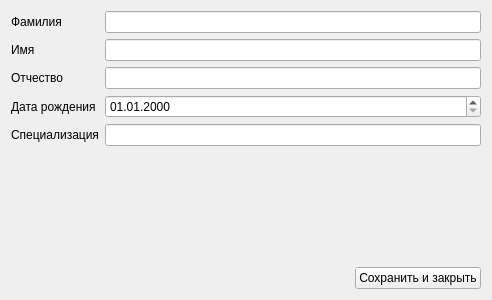
First picture: the form in src/departments/staffeditwidget.ui, repository megakoko/m-system, before the edit.
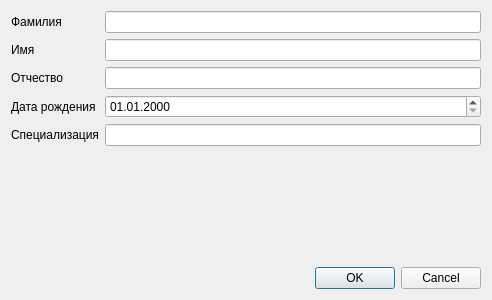
Second picture: the form after the edit.

Commit message: Преобразовал виджет редактирования сотрудника в диалоговое окно.

The edit to the form file:
```diff
--- a/src/departments/staffeditwidget.ui
+++ b/src/departments/staffeditwidget.ui
@@ -1,7 +1,7 @@
 <?xml version="1.0" encoding="UTF-8"?>
 <ui version="4.0">
  <class>StaffEditWidget</class>
- <widget class="QWidget" name="StaffEditWidget">
+ <widget class="QDialog" name="StaffEditWidget">
   <property name="geometry">
    <rect>
     <x>0</x>
@@ -86,28 +86,11 @@
     </spacer>
    </item>
    <item>
-    <layout class="QHBoxLayout" name="horizontalLayout">
-     <item>
-      <spacer name="horizontalSpacer">
-       <property name="orientation">
-        <enum>Qt::Horizontal</enum>
-       </property>
-       <property name="sizeHint" stdset="0">
-        <size>
-         <width>40</width>
-         <height>20</height>
-        </size>
-       </property>
-      </spacer>
-     </item>
-     <item>
-      <widget class="QPushButton" name="m_save">
-       <property name="text">
-        <string>Сохранить и закрыть</string>
-       </property>
-      </widget>
-     </item>
-    </layout>
+    <widget class="QDialogButtonBox" name="m_buttonBox">
+     <property name="standardButtons">
+      <set>QDialogButtonBox::Cancel|QDialogButtonBox::Ok</set>
+     </property>
+    </widget>
    </item>
   </layout>
  </widget>
```
Left out of the diff: 2 changed lines with no effect on the pictures. The commit also changes 3 other files.
